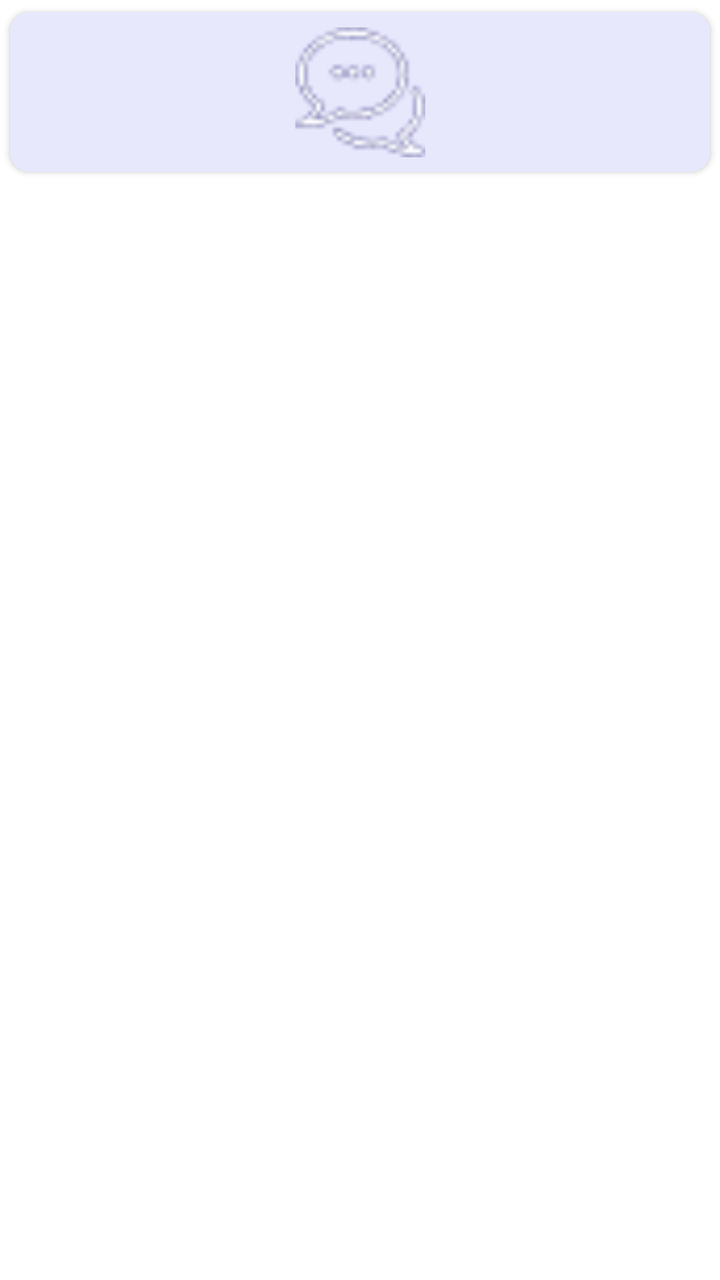
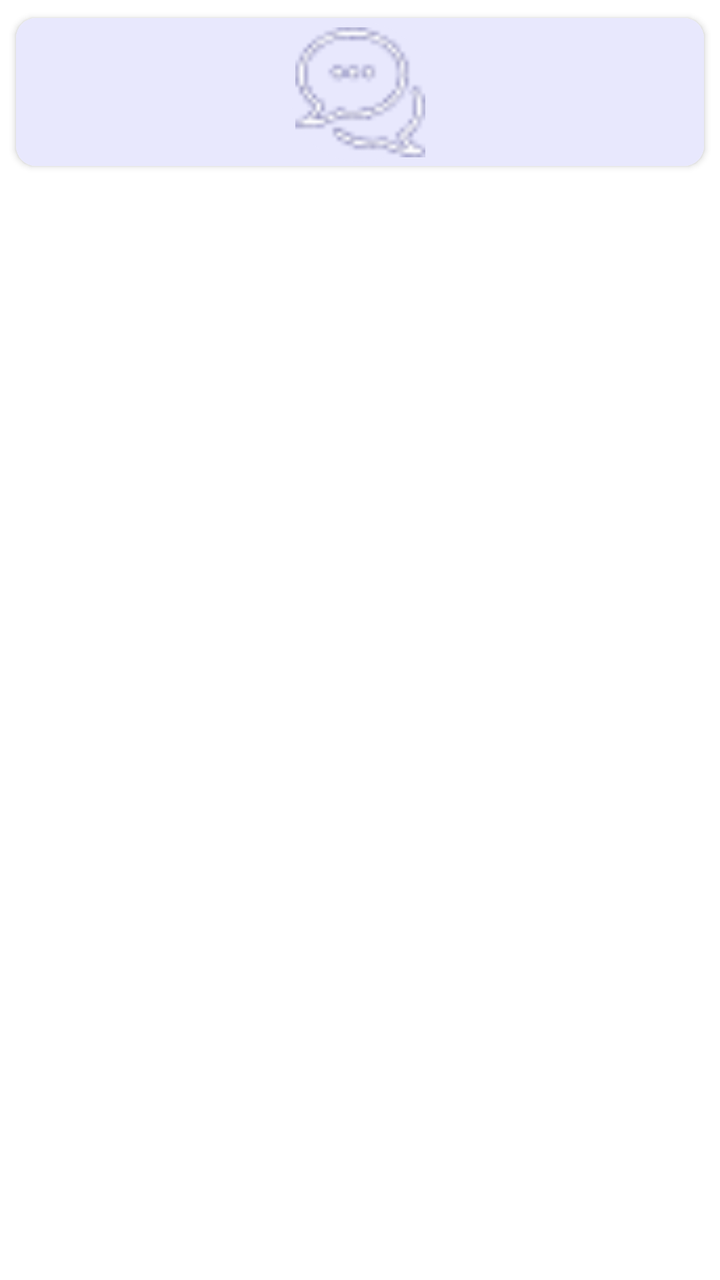

Compare the two renders of this Android layout. The source of the first and the diff that turns it into the second are given below.
<!-- AndroidManifest.xml: application theme Theme.NewDesign -->
<!-- res/layout/item_layout_gates.xml -->
<?xml version="1.0" encoding="utf-8"?>
<androidx.constraintlayout.widget.ConstraintLayout xmlns:android="http://schemas.android.com/apk/res/android"
    android:layout_width="wrap_content"
    android:layout_height="wrap_content"
    xmlns:app="http://schemas.android.com/apk/res-auto">

    <androidx.cardview.widget.CardView
        android:id="@+id/cardview"
        android:layout_width="match_parent"
        android:layout_height="wrap_content"
        app:cardCornerRadius="10dp"
        app:cardUseCompatPadding="true"
        android:background="@color/color_completeprofile"
        app:layout_constraintEnd_toEndOf="parent"
        app:layout_constraintStart_toStartOf="parent"
        app:layout_constraintTop_toTopOf="parent"

        >

        <androidx.constraintlayout.widget.ConstraintLayout
            android:id="@+id/layput_services"
            android:layout_width="match_parent"
            android:layout_height="match_parent"
            android:background="@color/color_completeprofile"
            android:padding="5dp"
            >

            <androidx.constraintlayout.widget.ConstraintLayout
                android:id="@+id/layout_uploadImage"
                android:layout_width="70dp"
                android:layout_height="70dp"
                android:background="@drawable/bg_circlemove"
                app:layout_constraintTop_toTopOf="parent"
                app:layout_constraintEnd_toEndOf="parent"
               app:layout_constraintStart_toStartOf="parent">

                <com.google.android.material.imageview.ShapeableImageView
                    android:id="@+id/iv_services"
                    android:layout_width="65dp"
                    android:layout_height="65dp"
                    android:adjustViewBounds="true"
                    android:src="@drawable/ic_chat"
                    app:layout_constraintBottom_toBottomOf="parent"
                    app:layout_constraintEnd_toEndOf="parent"
                    app:layout_constraintStart_toStartOf="parent"
                    app:layout_constraintTop_toTopOf="parent" />
            </androidx.constraintlayout.widget.ConstraintLayout>


            <TextView
                android:id="@+id/tv_serviceName"
                android:layout_width="wrap_content"
                android:layout_height="wrap_content"
                android:layout_marginTop="5dp"
                android:text="55555555"
                android:gravity="center"
                android:visibility="gone"
                android:textAppearance="@style/TextAppearance.AppCompat.Headline"
                android:textColor="@color/color_primary"
                android:textSize="13sp"
                app:layout_constraintStart_toStartOf="parent"
                app:layout_constraintEnd_toEndOf="parent"
                app:layout_constraintTop_toBottomOf="@+id/layout_uploadImage" />





        </androidx.constraintlayout.widget.ConstraintLayout>

    </androidx.cardview.widget.CardView>
</androidx.constraintlayout.widget.ConstraintLayout>
<!-- resources referenced by this layout -->
<resources>
  <color name="color_completeprofile">#E8E8FD</color>
  <color name="color_primary">#262D70</color>
  <!-- drawable bg_circlemove (drawable) -->
  <?xml version="1.0" encoding="utf-8"?>
  <shape xmlns:android="http://schemas.android.com/apk/res/android"
      android:shape="oval"
      >
  
      <size android:width="20dp" android:height="20dp"/>
      <solid android:color="@color/move"/>
  
  </shape>
  <!-- drawable ic_chat: png bitmap (drawable, 1329 bytes) -->
  <style name="Theme.NewDesign" parent="Theme.MaterialComponents.Light.NoActionBar">
          
          <item name="colorPrimary">@color/purple_500</item>
          <item name="colorPrimaryVariant">@color/purple_700</item>
          <item name="colorOnPrimary">@color/white</item>
          
          <item name="colorSecondary">#0639BA</item>
          <item name="colorSecondaryVariant">@color/teal_700</item>
          <item name="colorOnSecondary">@color/black</item>
          
          <item name="android:statusBarColor">?attr/colorPrimaryVariant</item>
          
      </style>
  <color name="move">#E8E8FD</color>
  <color name="purple_500">#AEB3BE</color>
  <color name="purple_700">#FF3700B3</color>
  <color name="white">#FFFFFFFF</color>
  <color name="teal_700">#FF018786</color>
  <color name="black">#FF000000</color>
</resources>

<!-- the commit's change to res/layout/item_layout_gates.xml (unified diff, before → after) -->
@@ -1,69 +1,68 @@
 <?xml version="1.0" encoding="utf-8"?>
-<androidx.constraintlayout.widget.ConstraintLayout xmlns:android="http://schemas.android.com/apk/res/android"
-    android:layout_width="wrap_content"
-    android:layout_height="wrap_content"
-    xmlns:app="http://schemas.android.com/apk/res-auto">
+<androidx.constraintlayout.widget.ConstraintLayout
+        xmlns:android="http://schemas.android.com/apk/res/android"
+        android:layout_width="wrap_content"
+        android:layout_height="wrap_content"
+        android:padding="3dp"
+        xmlns:app="http://schemas.android.com/apk/res-auto">
 
     <androidx.cardview.widget.CardView
-        android:id="@+id/cardview"
-        android:layout_width="match_parent"
-        android:layout_height="wrap_content"
-        app:cardCornerRadius="10dp"
-        app:cardUseCompatPadding="true"
-        android:background="@color/color_completeprofile"
-        app:layout_constraintEnd_toEndOf="parent"
-        app:layout_constraintStart_toStartOf="parent"
-        app:layout_constraintTop_toTopOf="parent"
+            android:id="@+id/cardview"
+            android:layout_width="match_parent"
+            android:layout_height="wrap_content"
+            app:cardCornerRadius="10dp"
+            app:cardUseCompatPadding="true"
+            android:background="@color/color_completeprofile"
+            app:layout_constraintEnd_toEndOf="parent"
+            app:layout_constraintStart_toStartOf="parent"
+            app:layout_constraintTop_toTopOf="parent"
 
+    >
+
+        <androidx.constraintlayout.widget.ConstraintLayout
+                android:id="@+id/layput_services"
+                android:layout_width="match_parent"
+                android:layout_height="match_parent"
+                android:background="@color/color_completeprofile"
+                android:padding="2dp"
         >
 
-        <androidx.constraintlayout.widget.ConstraintLayout
-            android:id="@+id/layput_services"
-            android:layout_width="match_parent"
-            android:layout_height="match_parent"
-            android:background="@color/color_completeprofile"
-            android:padding="5dp"
-            >
-
             <androidx.constraintlayout.widget.ConstraintLayout
-                android:id="@+id/layout_uploadImage"
-                android:layout_width="70dp"
-                android:layout_height="70dp"
-                android:background="@drawable/bg_circlemove"
-                app:layout_constraintTop_toTopOf="parent"
-                app:layout_constraintEnd_toEndOf="parent"
-               app:layout_constraintStart_toStartOf="parent">
+                    android:id="@+id/layout_uploadImage"
+                    android:layout_width="70dp"
+                    android:layout_height="70dp"
+                    android:background="@drawable/bg_circlemove"
+                    app:layout_constraintTop_toTopOf="parent"
+                    app:layout_constraintEnd_toEndOf="parent"
+                    app:layout_constraintStart_toStartOf="parent">
 
                 <com.google.android.material.imageview.ShapeableImageView
-                    android:id="@+id/iv_services"
-                    android:layout_width="65dp"
-                    android:layout_height="65dp"
-                    android:adjustViewBounds="true"
-                    android:src="@drawable/ic_chat"
-                    app:layout_constraintBottom_toBottomOf="parent"
-                    app:layout_constraintEnd_toEndOf="parent"
-                    app:layout_constraintStart_toStartOf="parent"
-                    app:layout_constraintTop_toTopOf="parent" />
+                        android:id="@+id/iv_services"
+                        android:layout_width="65dp"
+                        android:layout_height="65dp"
+                        android:adjustViewBounds="true"
+                        android:src="@drawable/ic_chat"
+                        app:layout_constraintBottom_toBottomOf="parent"
+                        app:layout_constraintEnd_toEndOf="parent"
+                        app:layout_constraintStart_toStartOf="parent"
+                        app:layout_constraintTop_toTopOf="parent"/>
             </androidx.constraintlayout.widget.ConstraintLayout>
 
 
             <TextView
-                android:id="@+id/tv_serviceName"
-                android:layout_width="wrap_content"
-                android:layout_height="wrap_content"
-                android:layout_marginTop="5dp"
-                android:text="55555555"
-                android:gravity="center"
-                android:visibility="gone"
-                android:textAppearance="@style/TextAppearance.AppCompat.Headline"
-                android:textColor="@color/color_primary"
-                android:textSize="13sp"
-                app:layout_constraintStart_toStartOf="parent"
-                app:layout_constraintEnd_toEndOf="parent"
-                app:layout_constraintTop_toBottomOf="@+id/layout_uploadImage" />
-
-
-
+                    android:id="@+id/tv_serviceName"
+                    android:layout_width="wrap_content"
+                    android:layout_height="wrap_content"
+                    android:layout_marginTop="5dp"
+                    android:text="55555555"
+                    android:gravity="center"
+                    android:visibility="gone"
+                    android:textAppearance="@style/TextAppearance.AppCompat.Headline"
+                    android:textColor="@color/color_primary"
+                    android:textSize="13sp"
+                    app:layout_constraintStart_toStartOf="parent"
+                    app:layout_constraintEnd_toEndOf="parent"
+                    app:layout_constraintTop_toBottomOf="@+id/layout_uploadImage"/>
 
 
         </androidx.constraintlayout.widget.ConstraintLayout>
